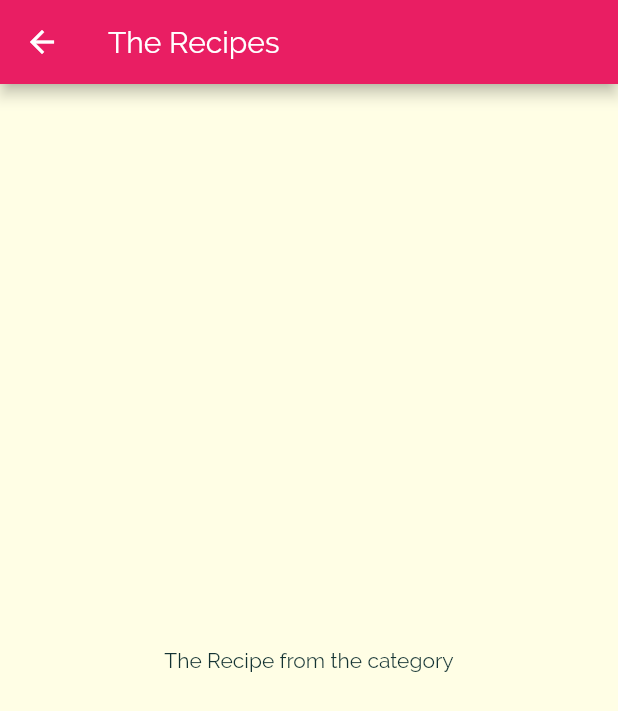
After one commit to Mohamed-Issa/deli_meal, a Flutter app: the screen it shows after launch, after a tap on "Italian", on a phone screen of 412 x 824 dp. The commit adds this screen. Shown: the top 711 px of the screen. Run offline on Flutter 3.47's test engine with Material 2 defaults, Android fonts, the phone set to English and light mode, and no system bars.

Commit message:
navigation to a new Page

```diff
--- a/lib/category_item.dart
+++ b/lib/category_item.dart
@@ -1,14 +1,25 @@
+
 import 'package:flutter/material.dart';
-
+import './category_meals_screen.dart';
 class CategoryItem extends StatelessWidget {
   final Color color;
   final String title;
 
   CategoryItem(this.title, this.color);
 
+  void selectCategory(BuildContext ctx){
+    Navigator.of(ctx).push(MaterialPageRoute(builder: (_) {
+      return CategoryMealsScreen();
+    }));
+  }
+
   @override
   Widget build(BuildContext context) {
-    return Container(
+    return InkWell(
+      onTap: () => selectCategory(context),
+      splashColor: Theme.of(context).primaryColor,
+      borderRadius: BorderRadius.circular(15),
+      child: Container(
         padding: const EdgeInsets.all(15),
         child: Text(
           title,
@@ -25,6 +36,7 @@ class CategoryItem extends StatelessWidget {
           ),
           borderRadius: BorderRadius.circular(15),
         ),
+      ),
     );
   }
 }
--- /dev/null
+++ b/lib/category_meals_screen.dart
@@ -0,0 +1,15 @@
+import 'package:flutter/material.dart';
+
+class CategoryMealsScreen extends StatelessWidget {
+  @override
+  Widget build(BuildContext context) {
+    return Scaffold(
+      appBar: AppBar(
+        title: Text('The Recipes'),
+      ),
+      body: Center(
+        child: Text('The Recipe from the category'),
+      ),
+    );
+  }
+}
```
Lines whose indentation alone changed are shown as unchanged.
